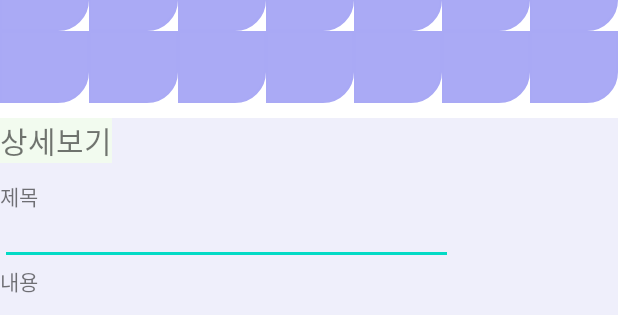
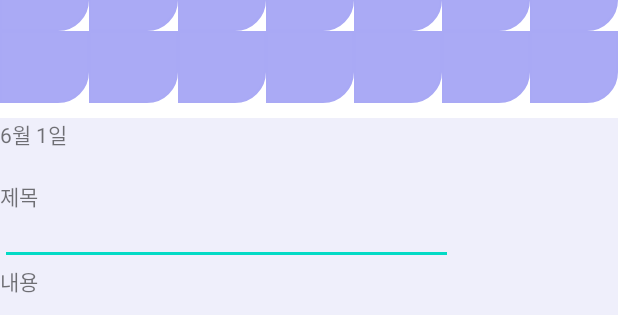
Before and after one commit to SeoJH27/2023_JH_note_Application, an Android app: the layout activity_main.xml on its own in the app's theme, with its tools: preview values and no code run, on a phone screen of 412 x 824 dp. Shown: the part 349-664 px from the top of the screen. Run offline under Robolectric (Android 15) with nearby library versions, the phone set to English and light mode, and no system bars.

Commit message:
page 1 setting

```diff
--- a/app/src/main/res/layout/activity_main.xml
+++ b/app/src/main/res/layout/activity_main.xml
@@ -384,8 +384,10 @@
             android:onClick="draw_button_click"/>
 
         <ImageView
+            android:id="@+id/drawing_img"
             android:layout_width="wrap_content"
-            android:layout_height="wrap_content"/>
+            android:layout_height="wrap_content"
+            android:onClick="drawing_click"/>
 
     </LinearLayout>
 
@@ -394,7 +396,8 @@
         android:layout_width="wrap_content"
         android:layout_height="wrap_content"
         android:background="#F2FBEF"
-        android:orientation="vertical">
+        android:orientation="vertical"
+        android:visibility="invisible">
         <TextView
             android:textSize="20dp"
             android:layout_width="wrap_content"
@@ -411,8 +414,17 @@
         android:layout_width="wrap_content"
         android:layout_height="wrap_content"
         android:background="#F2FBEF"
-        android:orientation="vertical">
-
+        android:orientation="vertical"
+        android:visibility="invisible">
+        <TextView
+            android:textSize="20dp"
+            android:layout_width="wrap_content"
+            android:layout_height="wrap_content"
+            android:text="상세보기"/>
+        <ImageView
+            android:id="@+id/show_draw"
+            android:layout_width="wrap_content"
+            android:layout_height="wrap_content"/>
     </LinearLayout>
     </FrameLayout>
 </LinearLayout>
```
